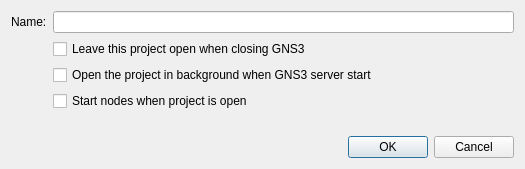
Qt form gns3/ui/edit_project_dialog.ui (GNS3/gns3-gui) before a commit.
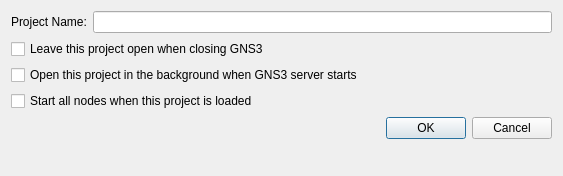
The same form after that commit.

```diff
--- a/gns3/ui/edit_project_dialog.ui
+++ b/gns3/ui/edit_project_dialog.ui
@@ -6,8 +6,8 @@
    <rect>
     <x>0</x>
     <y>0</y>
-    <width>525</width>
-    <height>169</height>
+    <width>563</width>
+    <height>176</height>
    </rect>
   </property>
   <property name="windowTitle">
@@ -16,60 +16,39 @@
   <property name="modal">
    <bool>true</bool>
   </property>
-  <layout class="QVBoxLayout" name="verticalLayout">
-   <item>
-    <layout class="QFormLayout" name="formLayout">
-     <property name="fieldGrowthPolicy">
-      <enum>QFormLayout::ExpandingFieldsGrow</enum>
-     </property>
+  <layout class="QGridLayout" name="gridLayout">
      <item row="0" column="0">
       <widget class="QLabel" name="label">
        <property name="text">
-        <string>Name:</string>
+      <string>Project Name:</string>
        </property>
       </widget>
      </item>
      <item row="0" column="1">
       <widget class="QLineEdit" name="uiProjectNameLineEdit"/>
      </item>
-     <item row="1" column="0">
-      <widget class="QLabel" name="label_2">
-       <property name="text">
-        <string/>
-       </property>
-      </widget>
-     </item>
-     <item row="1" column="1">
+   <item row="1" column="0" colspan="2">
       <widget class="QCheckBox" name="uiProjectAutoCloseCheckBox">
        <property name="text">
         <string>Leave this project open when closing GNS3</string>
        </property>
       </widget>
      </item>
-     <item row="2" column="0">
-      <widget class="QLabel" name="label_3">
-       <property name="text">
-        <string/>
-       </property>
-      </widget>
-     </item>
-     <item row="2" column="1">
-      <widget class="QCheckBox" name="uiProjectAutoOpenCheckBox">
-       <property name="text">
-        <string>Open the project in background when GNS3 server start</string>
-       </property>
-      </widget>
-     </item>
-     <item row="3" column="1">
+   <item row="3" column="0" colspan="2">
       <widget class="QCheckBox" name="uiProjectAutoStartCheckBox">
        <property name="text">
-        <string>Start nodes when project is open</string>
+      <string>Start all nodes when this project is loaded</string>
        </property>
       </widget>
      </item>
-    </layout>
+   <item row="2" column="0" colspan="2">
+    <widget class="QCheckBox" name="uiProjectAutoOpenCheckBox">
+     <property name="text">
+      <string>Open this project in the background when GNS3 server starts</string>
+     </property>
+    </widget>
    </item>
-   <item>
+   <item row="4" column="1">
     <widget class="QDialogButtonBox" name="uiButtonBox">
      <property name="orientation">
       <enum>Qt::Horizontal</enum>
@@ -79,6 +58,19 @@
      </property>
     </widget>
    </item>
+   <item row="5" column="1">
+    <spacer name="verticalSpacer">
+     <property name="orientation">
+      <enum>Qt::Vertical</enum>
+     </property>
+     <property name="sizeHint" stdset="0">
+      <size>
+       <width>20</width>
+       <height>40</height>
+      </size>
+     </property>
+    </spacer>
+   </item>
   </layout>
  </widget>
  <resources/>
```
Lines whose indentation alone changed are shown as unchanged.
